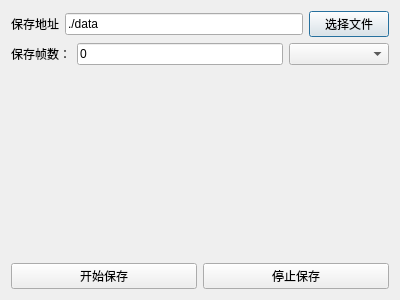
Before: the Qt Designer form AngstrongDemo/savedata.ui in 1500136508/AngstrongDemo, drawn with Qt 5.
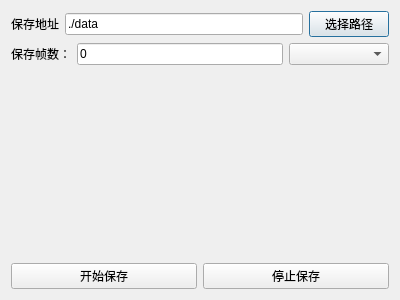
After: the same form once the commit is applied.

Diff of the .ui file:
```diff
--- a/AngstrongDemo/savedata.ui
+++ b/AngstrongDemo/savedata.ui
@@ -33,7 +33,7 @@
      <item>
       <widget class="QPushButton" name="m_btn_chose_file">
        <property name="text">
-        <string>选择文件</string>
+        <string>选择路径</string>
        </property>
       </widget>
      </item>
```
